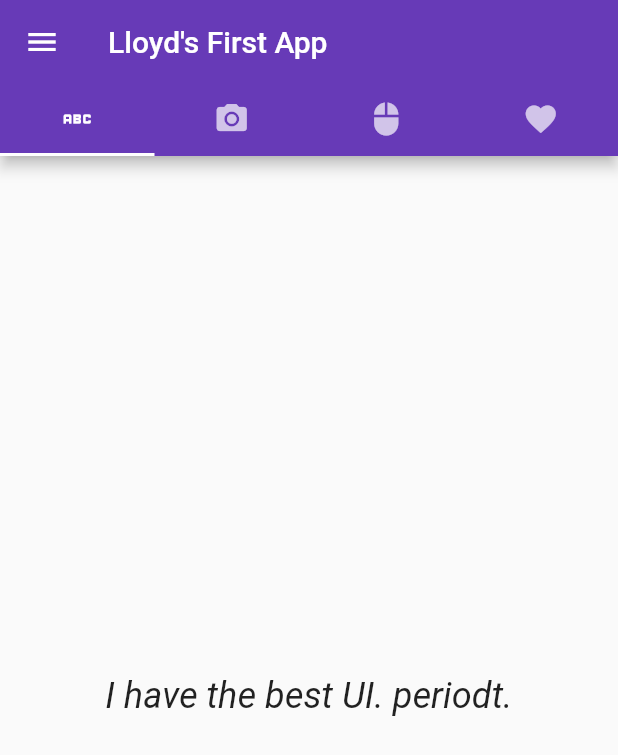
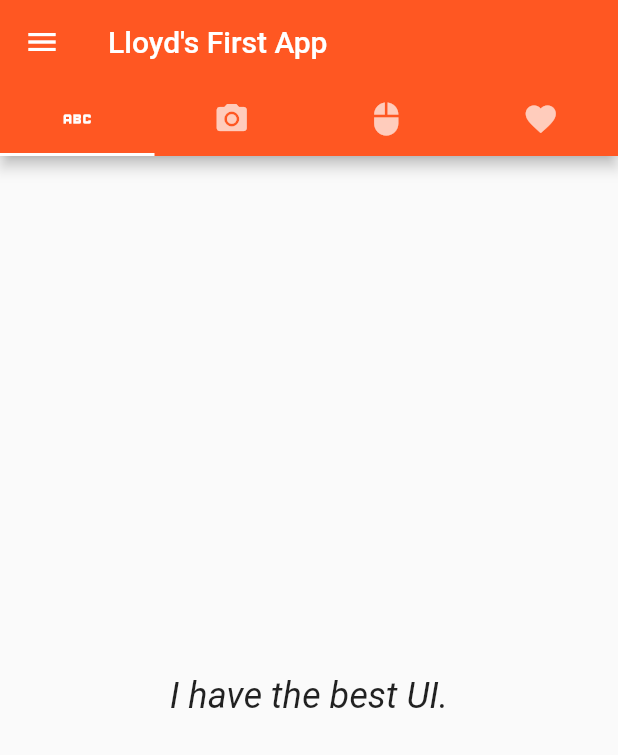
Before and after one commit to lunchplus/CMSC-156, a Flutter app: the screen it shows after launch, on a phone screen of 412 x 824 dp. Shown: the top 755 px of the screen. Run offline on Flutter 3.47's test engine with Material 2 defaults, Android fonts, the phone set to English and light mode, and no system bars.

Commit message:
change colors

```diff
--- a/lib/main.dart
+++ b/lib/main.dart
@@ -16,9 +16,7 @@ class MyApp extends StatelessWidget {
   Widget build(BuildContext context) {
     return MaterialApp(
       title: 'Flutter Demo',
-      theme: ThemeData(
-        primarySwatch: Colors.deepPurple,
-      ),
+      theme: ThemeData(primarySwatch: Colors.deepOrange),
       home: const MyHomePage(),
     );
   }
@@ -39,7 +37,7 @@ class _MyHomePageState extends State<MyHomePage> {
   FavoriteGame _game = FavoriteGame.hades;
 
   bool isChecked = false;
-  bool turnedOn = true;
+  bool turnedOn = false;
   double _currentSliderValue = 99;
 
   // items for dropdown menu
@@ -98,7 +96,7 @@ class _MyHomePageState extends State<MyHomePage> {
             // tab 1
             const Center(
                 child: Text(
-              "I have the best UI. periodt.",
+              "I have the best UI.",
               style: TextStyle(fontSize: 24, fontStyle: FontStyle.italic),
               textAlign: TextAlign.center,
             )),
@@ -145,9 +143,9 @@ class _MyHomePageState extends State<MyHomePage> {
                 PopupMenuButton<PopUpItem>(
                   initialValue: selectedMenu,
                   // Callback that sets the selected popup menu item.
-                  onSelected: (PopUpItem item) {
+                  onSelected: (PopUpItem? item) {
                     setState(() {
-                      selectedMenu = item;
+                      selectedMenu = item!;
                     });
                   },
 
@@ -201,7 +199,7 @@ class _MyHomePageState extends State<MyHomePage> {
                 ),
               ),
               ListTile(
-                title: const Text('Don\'t Starve Together'),
+                title: const Text('Dota 2'),
                 leading: Radio(
                   value: FavoriteGame.dst,
                   groupValue: _game,
@@ -231,9 +229,9 @@ class _MyHomePageState extends State<MyHomePage> {
                 trailing: Switch(
                   value: turnedOn,
                   activeColor: Colors.deepPurple,
-                  onChanged: (bool value) {
+                  onChanged: (bool? value) {
                     setState(() {
-                      turnedOn = value;
+                      turnedOn = value!;
                     });
                   },
                 ),
```
